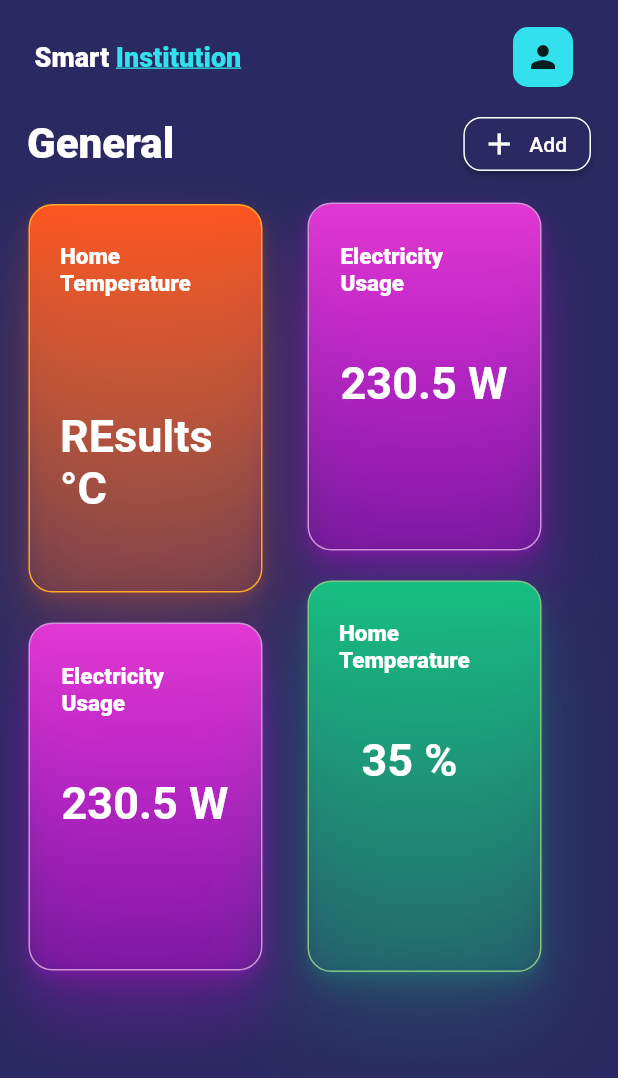
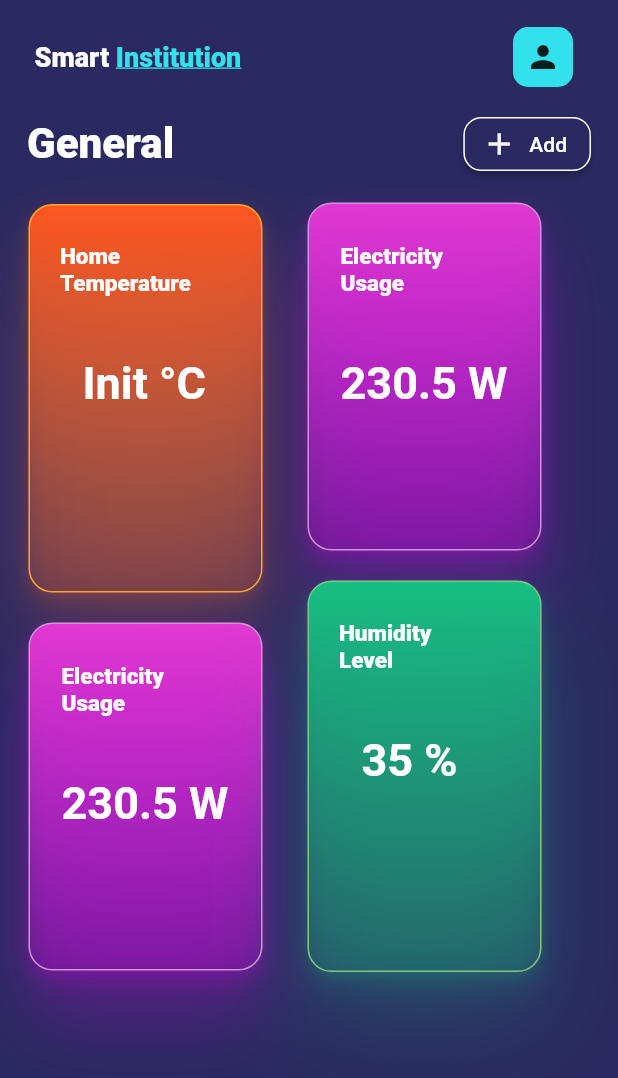
Before and after one commit to XxExecut0rxX/Final_Project_Domotic, a Flutter app: the screen it shows after launch, on a phone screen of 412 x 824 dp. Shown: the top 1078 px of the screen. Run offline on Flutter 3.47's test engine with Material 2 defaults, Android fonts, the phone set to English and light mode, and no system bars; our stand-ins replace firebase_database; accounts and stored records are empty; Roboto replaces fonts that are missing (Poppins).

Commit message:
adding firebase updating to temperature

```diff
--- a/lib/home/cards/card_Humidity.dart
+++ b/lib/home/cards/card_Humidity.dart
@@ -1,6 +1,7 @@
 // ignore_for_file: file_names
 
 import 'package:flutter/material.dart';
+import 'package:firebase_database/firebase_database.dart';
 
 class CardHumidity extends StatefulWidget {
   const CardHumidity({ Key? key }) : super(key: key);
@@ -18,7 +19,7 @@ class CardHumidityState extends State<CardHumidity> {
       crossAxisAlignment: CrossAxisAlignment.start,
       children: [
         const Text(
-          "Home \nTemperature",
+          "Humidity \nLevel",
           style: TextStyle(
             color: Colors.white,
             fontSize: 15,
--- a/lib/home/cards/card_temperature.dart
+++ b/lib/home/cards/card_temperature.dart
@@ -12,7 +12,7 @@ class _CardTemperatureState extends State<CardTemperature> {
   //Firebase Reference
   final db = FirebaseDatabase.instance.reference();
 
-  String _displ = 'REsults';
+  String _displ = 'Init';
 
   @override
   void initState() {
@@ -21,7 +21,7 @@ class _CardTemperatureState extends State<CardTemperature> {
   }
 
   void _activateListeners() {
-    db.child('1').child('desc').onValue.listen((event) {
+    db.child('1').child('temperature').onValue.listen((event) {
       final String desc = event.snapshot.value;
       setState(() {
         _displ = desc;
@@ -31,7 +31,6 @@ class _CardTemperatureState extends State<CardTemperature> {
   //final firebase reference
   @override
   Widget build(BuildContext context) {
-    String inTemp = "  $_displ °C";
 
     final textTemp = Column(
       crossAxisAlignment: CrossAxisAlignment.start,
@@ -47,7 +46,7 @@ class _CardTemperatureState extends State<CardTemperature> {
         ),
         const SizedBox(height: 40,),
         Text(
-          inTemp,
+          "  $_displ °C",
           style: const TextStyle(
             color: Colors.white,
             fontSize: 30,
```
